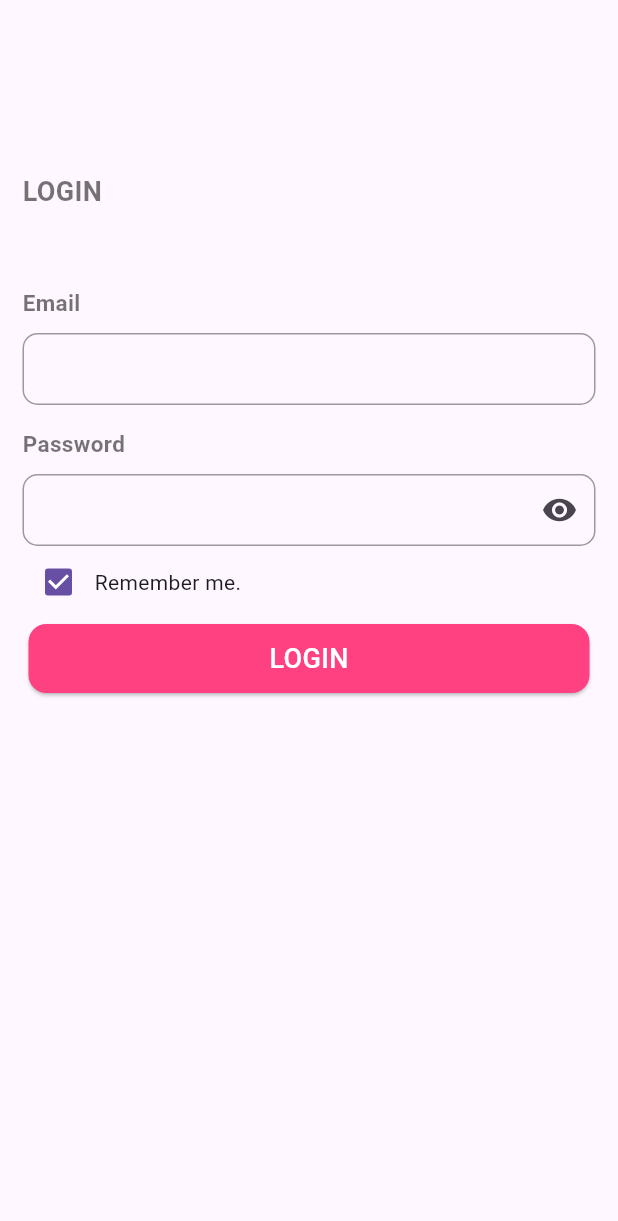
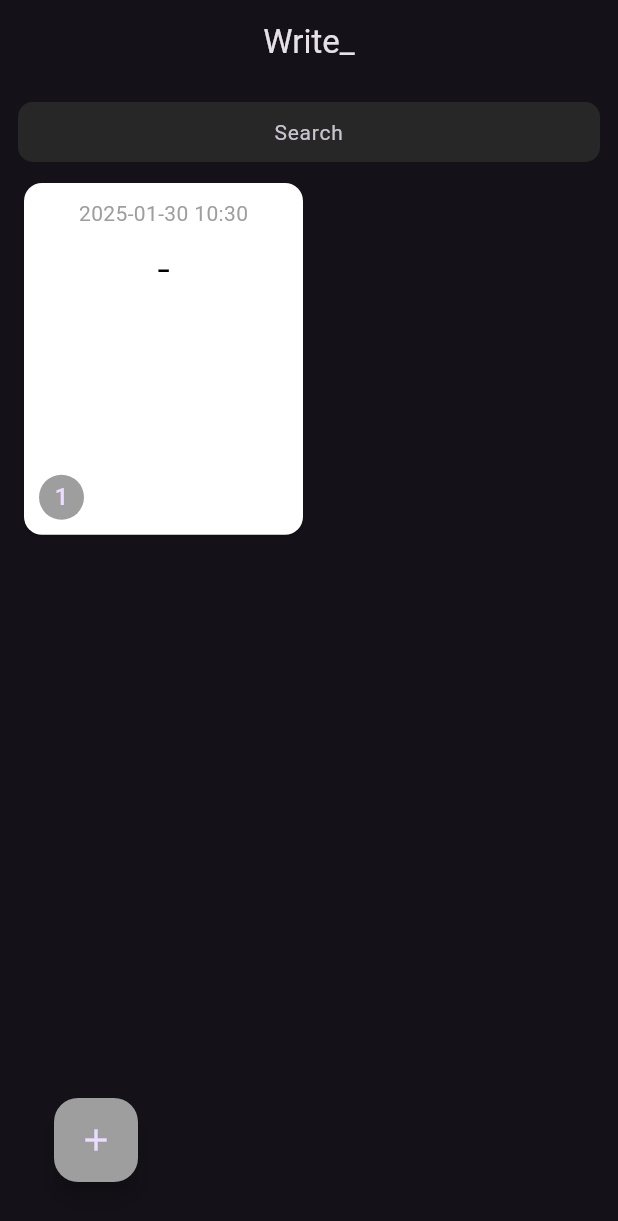
Before and after one commit to mamunislammim/flutter_batch_3, a Flutter app: the screen it shows after launch, on a phone screen of 412 x 824 dp. Shown: the top 1221 px of the screen. Run offline on Flutter 3.47's test engine with Material 3 defaults, Android fonts, the phone set to English and light mode, and no system bars.

Commit message:
note add and show

```diff
--- a/lib/main.dart
+++ b/lib/main.dart
@@ -5,6 +5,7 @@ import 'package:flutter_batch_3/screen/my_text_field.dart';
 
 import 'login/login.dart';
 import 'my_screen/gpa_calculator.dart';
+import 'note_app/note_screen.dart';
 
 void main() {
   log("======================Main Screen");
@@ -18,7 +19,8 @@ class MaterialScreen extends StatelessWidget {
   Widget build(BuildContext context) {
     return MaterialApp(
       debugShowCheckedModeBanner: false,
-      home: LoginScreen(),
+      theme: ThemeData.dark(),
+      home: NoteScreen(),
     );
   }
 }
--- /dev/null
+++ b/lib/note_app/note_screen.dart
@@ -0,0 +1,63 @@
+import 'dart:developer';
+
+import 'package:flutter/material.dart';
+import 'package:flutter_batch_3/note_app/widgets/custom_searchbar.dart';
+import 'package:flutter_batch_3/note_app/widgets/note_card.dart';
+import 'note_add.dart';
+
+List<Map<String, dynamic>> noteList = [
+  {"created_at": DateTime.now(), "note": "_"}
+];
+
+class NoteScreen extends StatefulWidget {
+  const NoteScreen({super.key});
+
+  @override
+  State<NoteScreen> createState() => _NoteScreenState();
+}
+
+class _NoteScreenState extends State<NoteScreen> {
+  @override
+  Widget build(BuildContext context) {
+    return Scaffold(
+        appBar: AppBar(
+          title: Text("Write_"),
+          centerTitle: true,
+        ),
+        body: Padding(
+          padding: const EdgeInsets.all(12.0),
+          child: Column(
+            children: [
+              CustomSearchbarWidget(),
+              SizedBox(height: 10),
+              Expanded(
+                child: GridView.builder(
+                  shrinkWrap: true,
+                  itemCount: noteList.length,
+                  gridDelegate: SliverGridDelegateWithFixedCrossAxisCount(
+                      crossAxisCount: 2, childAspectRatio: .8),
+                  itemBuilder: (context, index) {
+                    return NoteCardWidget(
+                      i: index + 1,
+                      data: noteList[index],
+                    );
+                  },
+                ),
+              ),
+            ],
+          ),
+        ),
+        floatingActionButton: Padding(
+          padding: const EdgeInsets.all(20.0),
+          child: FloatingActionButton(
+            backgroundColor: Colors.grey,
+            onPressed: () {
+              Navigator.push(context,
+                  MaterialPageRoute(builder: (context) => NoteAddScreen()));
+            },
+            child: Icon(Icons.add),
+          ),
+        ),
+        floatingActionButtonLocation: FloatingActionButtonLocation.startFloat);
+  }
+}
--- /dev/null
+++ b/lib/note_app/widgets/custom_searchbar.dart
@@ -0,0 +1,28 @@
+import 'package:flutter/material.dart';
+
+class CustomSearchbarWidget extends StatelessWidget {
+  const CustomSearchbarWidget({
+    super.key,
+  });
+
+  @override
+  Widget build(BuildContext context) {
+    return SizedBox(
+      height: 40,
+      child: TextField(
+        textAlign: TextAlign.center,
+        decoration: InputDecoration(
+          hintText: "Search",
+          contentPadding: const EdgeInsets.symmetric(horizontal: 15, vertical: 0),
+          fillColor: const Color(0xff272727),
+          hintStyle: const TextStyle(fontSize: 14),
+          filled: true,
+          border: OutlineInputBorder(
+            borderSide: BorderSide.none,
+            borderRadius: BorderRadius.circular(10),
+          ),
+        ),
+      ),
+    );
+  }
+}
--- /dev/null
+++ b/lib/note_app/widgets/note_card.dart
@@ -0,0 +1,52 @@
+import 'package:flutter/material.dart';
+
+class NoteCardWidget extends StatelessWidget {
+  const NoteCardWidget({
+    super.key,
+     this.i, required this.data,
+  });
+
+  final int? i;
+ final  Map<String,dynamic> data ;
+
+  @override
+  Widget build(BuildContext context) {
+    return Card(
+      color: Colors.white,
+      child: Container(
+        padding: EdgeInsets.all(10),
+        height: 220,
+        width: MediaQuery.sizeOf(context).width / 2,
+        child: Column(
+          crossAxisAlignment: CrossAxisAlignment.start,
+          children: [
+            Center(
+              child: Text(
+                "${data['created_at'].toString().substring(0, 16)}",
+                style: TextStyle(color: Colors.grey),
+              ),
+            ),
+            SizedBox(height: 10),
+            Center(
+              child: Text(
+                "${data['note']}",
+                style: TextStyle(
+                    color: Colors.black,
+                    fontSize: 16,
+                    fontWeight: FontWeight.w600,
+                    overflow: TextOverflow.ellipsis),
+                maxLines: 7,
+              ),
+            ),
+            Spacer(),
+            CircleAvatar(
+              backgroundColor: Colors.grey,
+              radius: 15,
+              child: Text("$i"),
+            )
+          ],
+        ),
+      ),
+    );
+  }
+}
```
Also changed, not shown: lib/note_app/note_add.dart (added, +128 -0 lines), lib/note_app/note_edit.dart (added).
